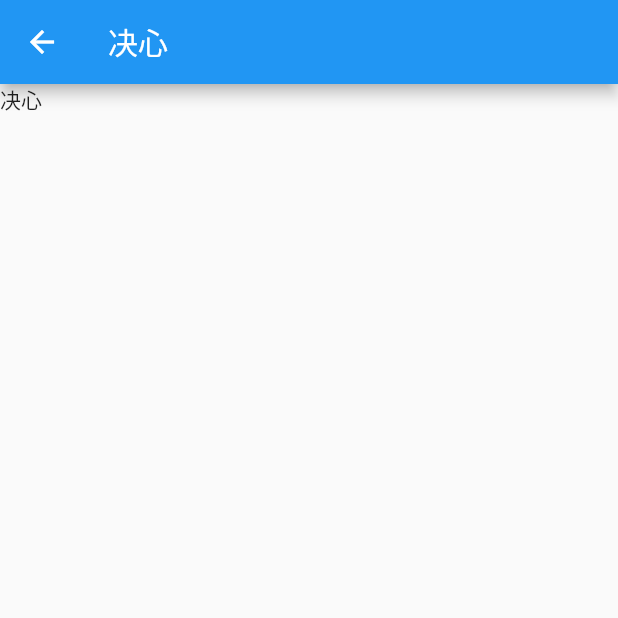
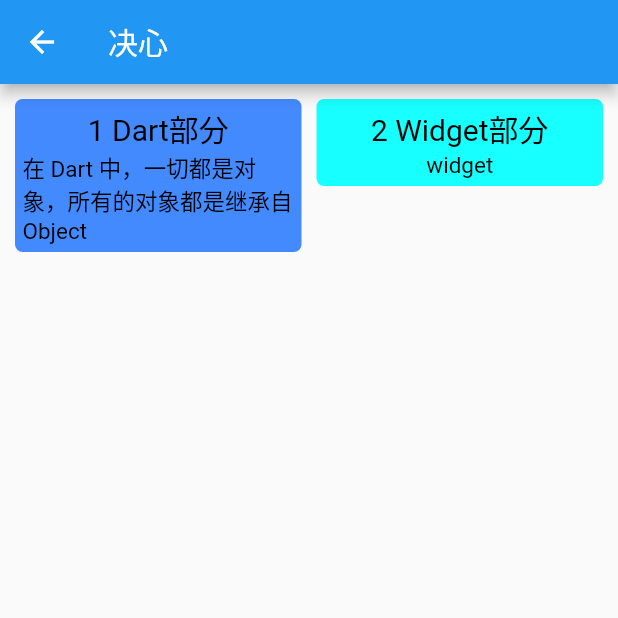
Before and after one commit to AlexanderYeah/AwsomeFlutterPlayground, a Flutter app: the JueXinPage screen opened directly, on a phone screen of 412 x 824 dp, the top half of it. Run offline on Flutter 3.47's test engine with Material 2 defaults, Android fonts, the phone set to English and light mode, and no system bars; our stand-ins replace dio, flutter_screenutil, shared_preferences; accounts and stored records are empty.

Commit message:
决心tab栏的界面搭建

```diff
--- /dev/null
+++ b/awsome_flutter/lib/juexin/localData/juexin_local_data.dart
@@ -0,0 +1,32 @@
+import 'package:flutter/material.dart';
+
+List jx_list_data = [
+  {"title": "Dart部分", "content": "在 Dart 中，一切都是对象，所有的对象都是继承自 Object"},
+  {"title": "Widget部分", "content": "widget"},
+];
+
+List jx_dart_list_data = [
+  {
+    "title": "Dart的语言特性",
+    "content": "1>Productive 生产力高 \n2> 执行速度快 \n3>易于移植 \n4> 容易上手 \n 5> 响应式编程"
+  },
+  {
+    "title": "Dart 的重要概念",
+    "content":
+        "1>在 Dart 中，一切都是对象，所有的对象都是继承自 Object,\n 2>Dart 是强类型语言，但可以用 var 或 dynamic 来声明一个变量，Dart 会自动推断其数据类型 \n 2>没有赋初值的变量都会有默认值 null \n 3> Dart 没有 public protected private 等关键字，如果某个变量以下划线（_）开头，代表这个变量在库中是私有的"
+  },
+  {
+    "title": " Dart 是不是单线程模型？是如何运行的？（点击查看）",
+    "content": "Dart 是单线程模型,而微任务队列的优先级要高于事件队列"
+  },
+  {
+    "title": "dart是值传递还是引用传递？",
+    "content":
+        "1>在dart中对于基础数据类型String、int、bool、double是值传递也就是说给传入函数内的形参赋值不会改变外部变量的入参的值2>而对象List、Set、Map、class是引用传递我们每次调用函数，传递过去的对象都是对象的内存地址，而不是这个对象的复制。参数是把内存地址传过去了，如果对这个内存地址上的对象修改，那么其他位置的引用该内存地址的变量值也会修改。"
+  },
+  {
+    "title": "Future (点击查看)",
+    "content":
+        "字面意思「未来」，是用来处理异步的工具。Dart 在单线程中是以消息循环机制来运行的，其中包含两个任务队列，一个是“微任务队列” microtask queue，另一个叫做“事件队列” event queue。Future 默认情况下其实就是往「事件队列」里插入一个事件，当有空余时间的时候就去执行，当执行完毕后会回调 Future.then(v) 方法。"
+  },
+];
--- a/awsome_flutter/lib/routers/router.dart
+++ b/awsome_flutter/lib/routers/router.dart
@@ -14,6 +14,9 @@ import '../jiezhi/widget/button_demo.dart';
 import '../jiezhi/state/state_list.dart';
 import '../jiezhi/state/noti_page_a.dart';
 import '../jiezhi/state/noti_page_b.dart';
+import '../juexin/dart/dart_list.dart';
+import '../juexin/dart/dart_single_thread.dart';
+import '../juexin/dart/dart_future_stream.dart';
 
 //配置路由
 final routes = {
@@ -33,6 +36,9 @@ final routes = {
   '/state_list': (context) => StateListPage(),
   '/noti_page_a': (context) => NotiPageDemoA(),
   '/noti_page_b': (context) => NotiPageDemoB(),
+  '/dart_list': (context) => DartListPage(),
+  '/dart_single_thread': (context) => SingleThreadPage(),
+  '/dart_future_stream': (context) => DartFutureAndStreamPage(),
 };
 
 //固定写法
--- a/awsome_flutter/lib/tabs/jueXin.dart
+++ b/awsome_flutter/lib/tabs/jueXin.dart
@@ -1,4 +1,8 @@
+import 'package:awsome_flutter/widget/jx_list_item.dart';
 import 'package:flutter/material.dart';
+import 'package:flutter_staggered_grid_view/flutter_staggered_grid_view.dart';
+import '../juexin/localData/juexin_local_data.dart';
+import 'dart:math';
 
 class JueXinPage extends StatefulWidget {
   const JueXinPage({super.key});
@@ -8,13 +12,38 @@ class JueXinPage extends StatefulWidget {
 }
 
 class _JueXinPageState extends State<JueXinPage> {
+  _itemWidget(index, title, content) {
+    return JXListItem(index, title, content, (idx) {
+      var targetRoute = "";
+      switch (idx) {
+        case 1:
+          targetRoute = "/dart_list";
+          break;
+        default:
+      }
+      Navigator.of(context).pushNamed(targetRoute);
+    });
+  }
+
   @override
   Widget build(BuildContext context) {
     return Scaffold(
       appBar: AppBar(
         title: Text("决心"),
       ),
-      body: Text("决心"),
+      body: Container(
+        padding: EdgeInsets.all(10),
+        child: MasonryGridView.count(
+          itemCount: jx_list_data.length,
+          crossAxisCount: 2,
+          mainAxisSpacing: 10,
+          crossAxisSpacing: 10,
+          itemBuilder: (context, index) {
+            return _itemWidget(index + 1, jx_list_data[index]["title"],
+                jx_list_data[index]["content"]);
+          },
+        ),
+      ),
     );
   }
 }
--- /dev/null
+++ b/awsome_flutter/lib/widget/jx_list_item.dart
@@ -0,0 +1,49 @@
+import 'package:flutter/material.dart';
+
+class JXListItem extends StatelessWidget {
+  final ValueChanged<int> callBackClick;
+  final int index;
+  final String title;
+  final String content;
+  const JXListItem(this.index, this.title, this.content, this.callBackClick,
+      {super.key});
+
+  _itemWidget() {
+    List colors = [
+      Colors.redAccent,
+      Colors.blueAccent,
+      Colors.cyanAccent,
+      Colors.green
+    ];
+    return GestureDetector(
+      onTap: () {
+        callBackClick(index);
+      },
+      child: Container(
+          padding: EdgeInsets.all(5),
+          decoration: BoxDecoration(
+              color: colors[index % colors.length],
+              borderRadius: BorderRadius.circular(5)),
+          child: Container(
+            child: Column(
+              children: [
+                Text(
+                  "${index} " + "${title}",
+                  style: TextStyle(
+                      fontSize: 20,
+                      color: Colors.black,
+                      fontWeight: FontWeight.w400),
+                ),
+                Text(content,
+                    style: TextStyle(fontSize: 15, color: Colors.black)),
+              ],
+            ),
+          )),
+    );
+  }
+
+  @override
+  Widget build(BuildContext context) {
+    return _itemWidget();
+  }
+}
--- a/awsome_flutter/pubspec.yaml
+++ b/awsome_flutter/pubspec.yaml
@@ -39,6 +39,7 @@ dependencies:
   dio: ^5.0.1
   shared_preferences: ^2.0.18
   flutter_screenutil: ^5.7.0
+  flutter_staggered_grid_view: ^0.6.2
 dev_dependencies:
   flutter_test:
     sdk: flutter
@@ -62,8 +63,8 @@ flutter:
   uses-material-design: true
 
   # To add assets to your application, add an assets section, like this:
-  # assets:
-  #   - images/a_dot_burr.jpeg
+  assets:
+    - images/
   #   - images/a_dot_ham.jpeg
 
   # An image asset can refer to one or more resolution-specific "variants", see
```
Also changed, not shown: awsome_flutter/lib/juexin/dart/dart_future_stream.dart (added, +39 -0 lines), awsome_flutter/lib/juexin/dart/dart_list.dart (added, +67 -0 lines), awsome_flutter/lib/juexin/dart/dart_single_thread.dart (added, +90 -0 lines), awsome_flutter/lib/tabs/tab.dart (+19 -2 lines), awsome_flutter/images/jx_single_thread.png (added), awsome_flutter/pubspec.lock.
